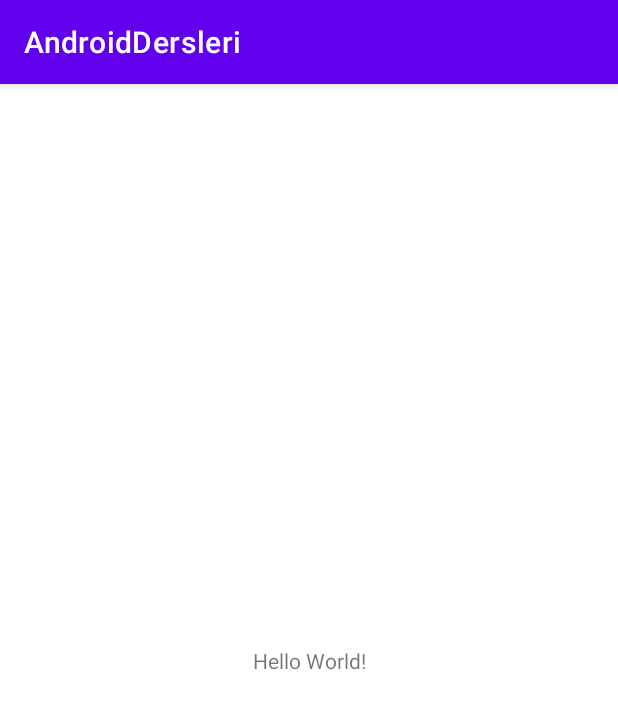
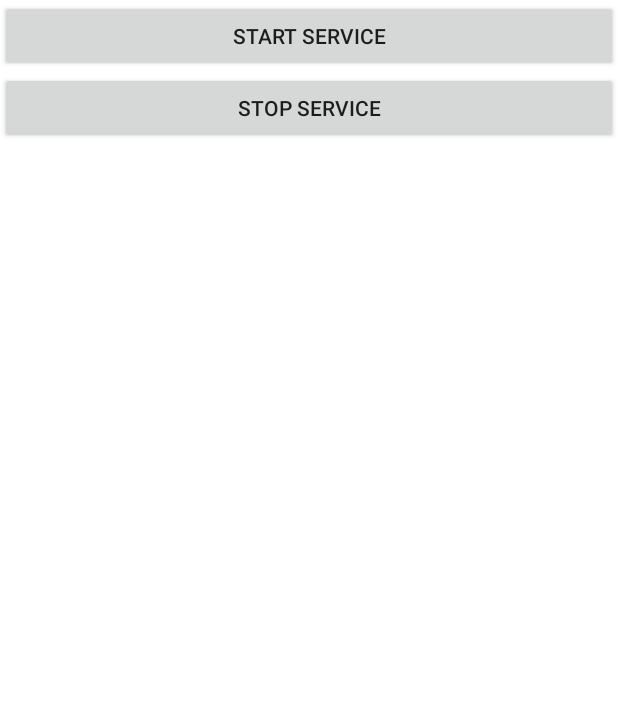
Before and after one commit to metlebrustemov/AndroidDersleri, an Android app: the screen it shows after launch (MainActivity), on a phone screen of 412 x 824 dp. Shown: the top 709 px of the screen. Run offline under Robolectric (Android 15) with nearby library versions, the phone set to English and light mode, and no system bars.

Commit message:
Services

```diff
--- a/app/src/main/AndroidManifest.xml
+++ b/app/src/main/AndroidManifest.xml
@@ -12,6 +12,11 @@
         android:supportsRtl="true"
         android:theme="@style/Theme.AndroidDersleri"
         tools:targetApi="31">
+        <service
+            android:name=".MyService"
+            android:enabled="true"
+            android:exported="true"></service>
+
         <activity
             android:name=".MainActivity"
             android:exported="true">
--- a/app/src/main/java/az/metleb/androiddersleri/MainActivity.java
+++ b/app/src/main/java/az/metleb/androiddersleri/MainActivity.java
@@ -2,13 +2,24 @@ package az.metleb.androiddersleri;
 
 import androidx.appcompat.app.AppCompatActivity;
 
+import android.app.Activity;
+import android.content.Intent;
 import android.os.Bundle;
+import android.view.View;
 
-public class MainActivity extends AppCompatActivity {
-
+public class MainActivity extends Activity {
     @Override
-    protected void onCreate(Bundle savedInstanceState) {
+    public void onCreate(Bundle savedInstanceState) {
         super.onCreate(savedInstanceState);
         setContentView(R.layout.activity_main);
     }
+
+    // Method to start the service
+    public void startService(View view) {
+        startService(new Intent(getBaseContext(), MyService.class));
+    }
+    // Method to stop the service
+    public void stopService(View view) {
+        stopService(new Intent(getBaseContext(), MyService.class));
+    }
 }
--- a/app/src/main/res/layout/activity_main.xml
+++ b/app/src/main/res/layout/activity_main.xml
@@ -1,18 +1,16 @@
 <?xml version="1.0" encoding="utf-8"?>
-<androidx.constraintlayout.widget.ConstraintLayout xmlns:android="http://schemas.android.com/apk/res/android"
-    xmlns:app="http://schemas.android.com/apk/res-auto"
-    xmlns:tools="http://schemas.android.com/tools"
-    android:layout_width="match_parent"
-    android:layout_height="match_parent"
-    tools:context=".MainActivity">
-
-    <TextView
-        android:layout_width="wrap_content"
+<LinearLayout xmlns:android="http://schemas.android.com/apk/res/android"
+    android:layout_width="fill_parent"
+    android:layout_height="fill_parent"
+    android:orientation="vertical" >
+    <Button android:id="@+id/btnStartService"
+        android:layout_width="fill_parent"
         android:layout_height="wrap_content"
-        android:text="Hello World!"
-        app:layout_constraintBottom_toBottomOf="parent"
-        app:layout_constraintEnd_toEndOf="parent"
-        app:layout_constraintStart_toStartOf="parent"
-        app:layout_constraintTop_toTopOf="parent" />
-
-</androidx.constraintlayout.widget.ConstraintLayout>
+        android:text="@string/start_service"
+        android:onClick="startService"/>
+    <Button android:id="@+id/btnStopService"
+        android:layout_width="fill_parent"
+        android:layout_height="wrap_content"
+        android:text="@string/stop_service"
+        android:onClick="stopService" />
+</LinearLayout>
--- a/app/src/main/res/values/strings.xml
+++ b/app/src/main/res/values/strings.xml
@@ -1,3 +1,5 @@
 <resources>
     <string name="app_name">AndroidDersleri</string>
+    <string name="start_service">Start Service</string>
+    <string name="stop_service">Stop Service</string>
 </resources>
```
Also changed, not shown: app/src/main/java/az/metleb/androiddersleri/MyService.java (added, +24 -0 lines).
